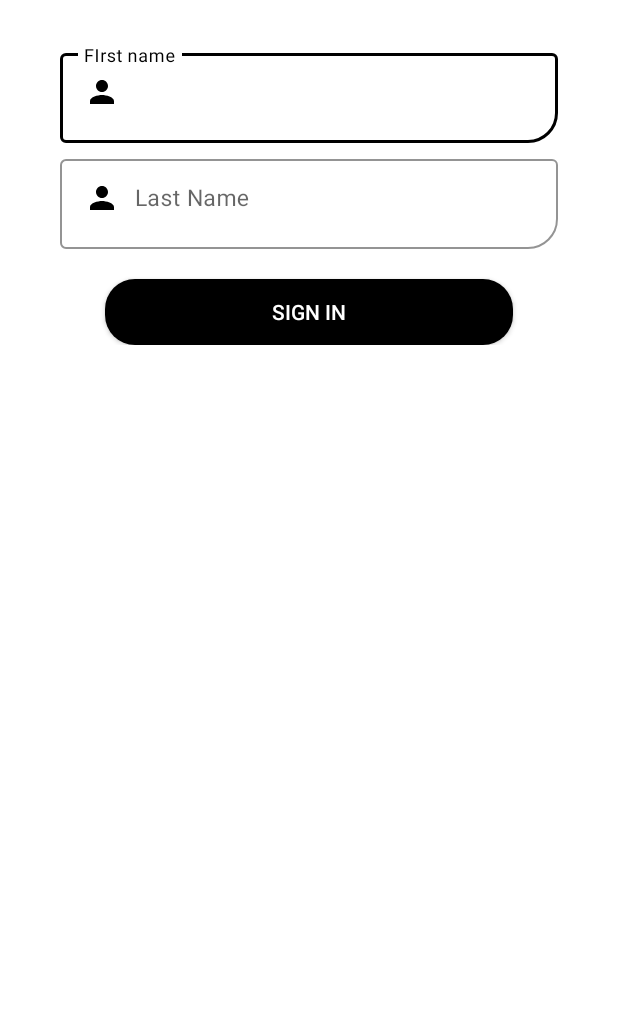
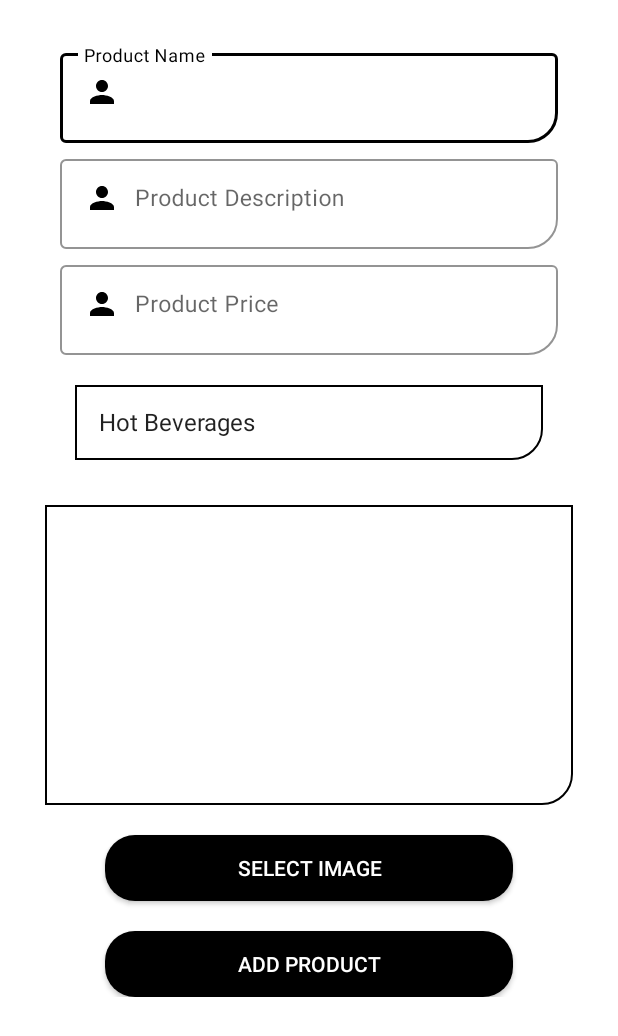
Before and after one commit to AbhishekRajyan6/CCD, an Android app: the fragment AddProductFragment shown on its own in the app's theme, on a phone screen of 412 x 824 dp. Shown: the top 1036 px of the screen. Run offline under Robolectric (Android 15) with nearby library versions, the phone set to English and light mode, and no system bars.

Commit message:
Update add product

```diff
--- a/app/src/main/java/com/example/ccd/AddProductFragment.kt
+++ b/app/src/main/java/com/example/ccd/AddProductFragment.kt
@@ -5,6 +5,10 @@ import androidx.fragment.app.Fragment
 import android.view.LayoutInflater
 import android.view.View
 import android.view.ViewGroup
+import android.widget.Adapter
+import android.widget.AdapterView
+import android.widget.ArrayAdapter
+import android.widget.Spinner
 
 // TODO: Rename parameter arguments, choose names that match
 // the fragment initialization parameters, e.g. ARG_ITEM_NUMBER
@@ -20,7 +24,8 @@ class AddProductFragment : Fragment() {
     // TODO: Rename and change types of parameters
     private var param1: String? = null
     private var param2: String? = null
-
+    private lateinit var spinner: Spinner
+    val option = arrayOf("Hot Beverages","Cold Beverages","Breakfast")
     override fun onCreate(savedInstanceState: Bundle?) {
         super.onCreate(savedInstanceState)
         arguments?.let {
@@ -35,6 +40,27 @@ class AddProductFragment : Fragment() {
     ): View? {
         // Inflate the layout for this fragment
         val view = inflater.inflate(R.layout.fragment_add_product, container, false)
+        spinner = view.findViewById(R.id.spinner)
+
+        val arrayAdapter = ArrayAdapter<String>(requireActivity(),android.R.layout.simple_list_item_1,option)
+        spinner.adapter = arrayAdapter
+        spinner.onItemSelectedListener = object : AdapterView.OnItemSelectedListener{
+            override fun onItemSelected(
+                parent: AdapterView<*>?,
+                view: View?,
+                position: Int,
+                id: Long
+            ) {
+                TODO("Not yet implemented")
+            }
+
+            override fun onNothingSelected(parent: AdapterView<*>?) {
+                TODO("Not yet implemented")
+            }
+
+        }
+
+
         return view
     }
 
--- /dev/null
+++ b/app/src/main/java/com/example/ccd/products.kt
@@ -0,0 +1,4 @@
+package com.example.ccd
+
+data class products (val ProductName: String? = null,val ProductDescription: String? = null,val ProductPrice: String? = null,val ProductImg: String? = null){
+}
--- a/app/src/main/res/layout/activity_login.xml
+++ b/app/src/main/res/layout/activity_login.xml
@@ -37,18 +37,19 @@
         android:layout_marginEnd="40dp"
         app:boxCornerRadiusBottomEnd="20dp"
         android:layout_height="65dp">
+
         <com.google.android.material.textfield.TextInputEditText
             android:layout_width="match_parent"
             android:layout_height="60dp"
+            android:backgroundTint="@color/white"
             android:drawableStart="@drawable/ic_baseline_person_24"
-            android:backgroundTint="@color/white"
+            android:drawablePadding="10dp"
+            android:hint="Email"
+            android:inputType="textEmailAddress"
             android:paddingTop="9dp"
-
             android:textColor="@color/black"
             android:textColorHint="@color/black"
-            android:drawablePadding="10dp"
-            android:textSize="15sp"
-            android:hint="Email"/>
+            android:textSize="15sp" />
     </com.google.android.material.textfield.TextInputLayout>
     <com.google.android.material.textfield.TextInputLayout
         android:id="@+id/password"
--- a/app/src/main/res/layout/fragment_add_product.xml
+++ b/app/src/main/res/layout/fragment_add_product.xml
@@ -13,7 +13,7 @@
         <LinearLayout
             android:layout_width="match_parent"
             android:orientation="vertical"
-            android:layout_height="match_parent">
+            android:layout_height="wrap_content">
             <com.google.android.material.textfield.TextInputLayout
                 android:id="@+id/Firstname"
                 android:layout_width="match_parent"
@@ -36,7 +36,7 @@
                     android:textColorHint="@color/black"
                     android:drawablePadding="10dp"
                     android:textSize="15sp"
-                    android:hint="FIrst name"/>
+                    android:hint="Product Name"/>
             </com.google.android.material.textfield.TextInputLayout>
             <com.google.android.material.textfield.TextInputLayout
                 android:id="@+id/lastname"
@@ -60,10 +60,62 @@
                     android:textColorHint="@color/black"
                     android:drawablePadding="10dp"
                     android:textSize="15sp"
-                    android:hint="Last Name"/>
+                    android:hint="Product Description"/>
+            </com.google.android.material.textfield.TextInputLayout>
+            <com.google.android.material.textfield.TextInputLayout
+                android:id="@+id/product_price"
+                android:layout_width="match_parent"
+                android:layout_marginStart="40dp"
+                android:layout_marginTop="5dp"
+                app:boxStrokeColor="@color/black"
+                app:boxStrokeWidth="1dp"
+                app:hintTextColor="@color/black"
+                style="@style/Widget.MaterialComponents.TextInputLayout.OutlinedBox"
+                android:layout_marginEnd="40dp"
+                app:boxCornerRadiusBottomEnd="20dp"
+                android:layout_height="65dp">
+                <com.google.android.material.textfield.TextInputEditText
+                    android:layout_width="match_parent"
+                    android:layout_height="60dp"
+                    android:drawableStart="@drawable/ic_baseline_person_24"
+                    android:backgroundTint="@color/white"
+                    android:paddingTop="9dp"
+                    android:textColor="@color/black"
+                    android:textColorHint="@color/black"
+                    android:drawablePadding="10dp"
+                    android:layout_marginBottom="5dp"
+                    android:textSize="15sp"
+                    android:hint="Product Price"/>
             </com.google.android.material.textfield.TextInputLayout>
 
+            <Spinner
+                android:id="@+id/spinner"
+                android:layout_width="match_parent"
+                android:layout_height="50dp"
+                android:layout_marginStart="50dp"
+                android:layout_marginEnd="50dp"
+                android:layout_marginTop="20dp"
+                android:textAlignment="center"
+                android:background="@drawable/textback"/>
 
+            <ImageView
+                android:layout_width="match_parent"
+                android:layout_height="200dp"
+                android:layout_marginStart="30dp"
+                android:layout_marginEnd="30dp"
+                android:layout_marginTop="30dp"
+                android:background="@drawable/textback"/>
+
+            <androidx.appcompat.widget.AppCompatButton
+                android:id="@+id/chooseimg"
+                android:layout_width="match_parent"
+                android:layout_marginStart="70dp"
+                android:layout_marginEnd="70dp"
+                android:layout_marginTop="20dp"
+                android:layout_height="44dp"
+                android:text="select Image"
+                android:textColor="@color/white"
+                android:background="@drawable/back"/>
             <androidx.appcompat.widget.AppCompatButton
                 android:id="@+id/signin"
                 android:layout_width="match_parent"
@@ -71,7 +123,7 @@
                 android:layout_marginEnd="70dp"
                 android:layout_marginTop="20dp"
                 android:layout_height="44dp"
-                android:text="SIGN IN"
+                android:text="Add Product"
                 android:textColor="@color/white"
                 android:background="@drawable/back"/>
         </LinearLayout>
--- a/app/src/main/res/values/strings.xml
+++ b/app/src/main/res/values/strings.xml
@@ -3,4 +3,10 @@
     <string name="sign_up_now_avail_best_discount"><![CDATA[Sign up now & avail best discount]]></string>
     <!-- TODO: Remove or change this placeholder text -->
     <string name="hello_blank_fragment">Hello blank fragment</string>
+
+    <string-array name="Select_Category">
+        <item>Hot Beverages</item>
+        <item>Cold Beverages</item>
+        <item>Breakfast</item>
+    </string-array>
 </resources>
```
